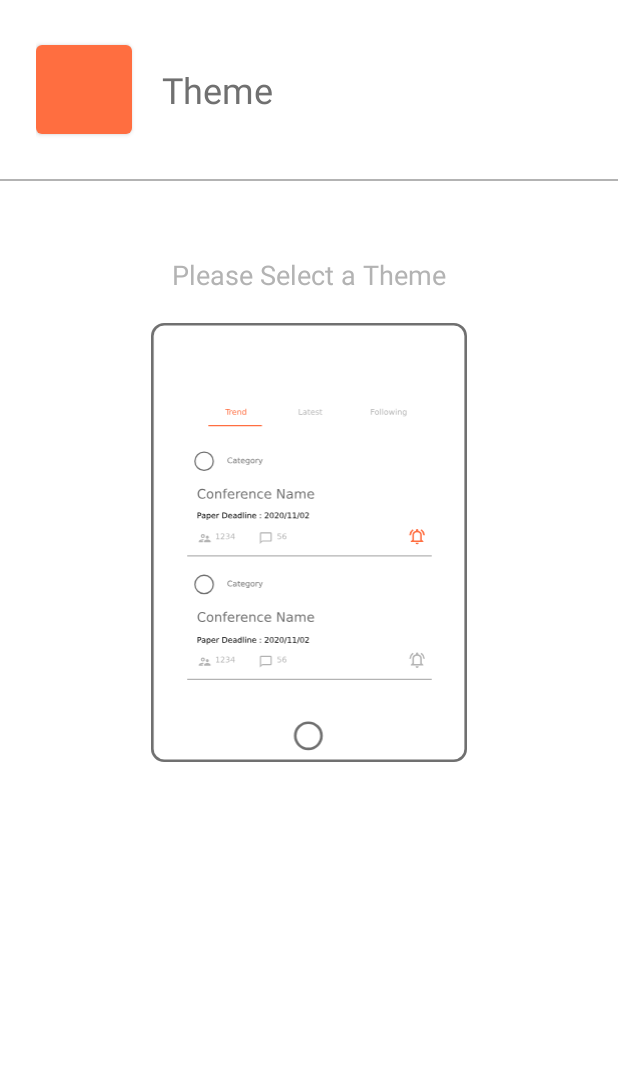
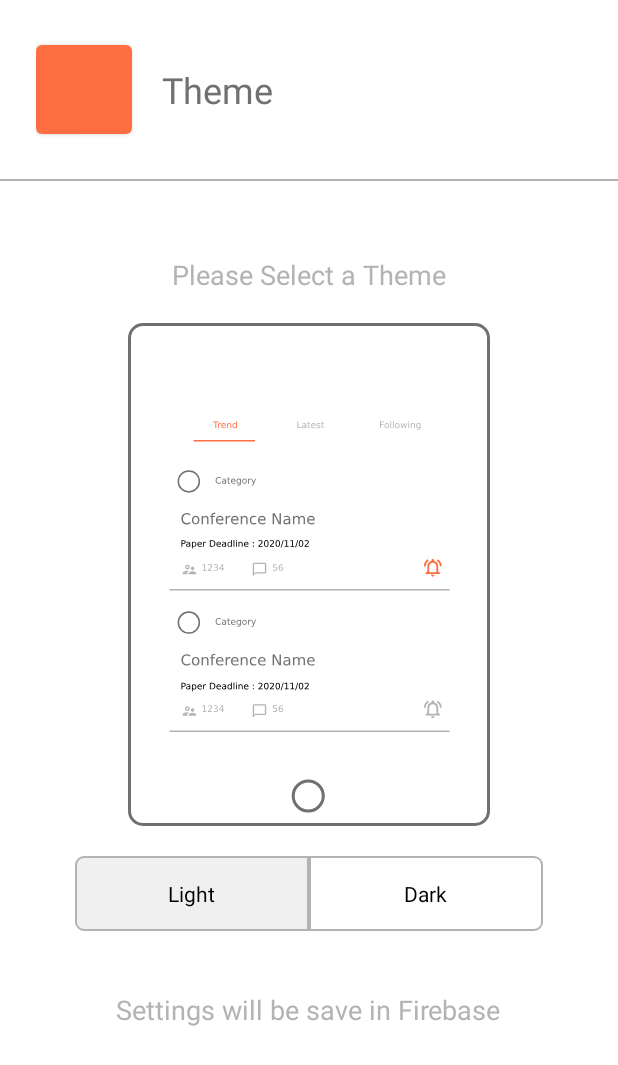
Before and after one commit to axuy312/wikiCFP_APP, an Android app: the Activity_Setting_Theme screen opened directly, with no data from a screen before it, on a phone screen of 412 x 824 dp. Shown: the top 1065 px of the screen. Run offline under Robolectric (Android 15) with nearby library versions, the phone set to English and light mode, and no system bars; our stand-ins replace Firebase (no records; nobody signed in at launch, a user with empty details on screens opened directly); libraries missing offline, so code that uses them is left out: at.markushi.ui; plain views replace CircleButton; 2 statements that could not run were skipped.

Commit message:
ADSF 12/15 17:40 Commit (#17)

```diff
--- a/app/src/main/java/com/example/conference_infinity/Activity_Setting_Preference.java
+++ b/app/src/main/java/com/example/conference_infinity/Activity_Setting_Preference.java
@@ -31,7 +31,8 @@ public class Activity_Setting_Preference extends AppCompatActivity {
         themeBtn.setOnClickListener(new View.OnClickListener() {
             @Override
             public void onClick(View v) {
-
+                Intent intent = new Intent(Activity_Setting_Preference.this, Activity_Setting_Theme.class);
+                startActivity(intent);
             }
         });
 
--- a/app/src/main/res/drawable/ic_setting_theme_demo.xml
+++ b/app/src/main/res/drawable/ic_setting_theme_demo.xml
@@ -6,35 +6,29 @@
   <path
       android:pathData="m10,0h221c5.54,0 10,4.46 10,10v315c0,5.54 -4.46,10 -10,10H10C4.46,335 0,330.54 0,325V10C0,4.46 4.46,0 10,0Z"
       android:strokeWidth="2"
-      android:fillColor="#ffffff"
       android:strokeColor="#00000000"/>
   <path
       android:pathData="m10,1h221c4.986,0 9,4.014 9,9v315c0,4.986 -4.014,9 -9,9H10c-4.986,0 -9,-4.014 -9,-9V10C1,5.014 5.014,1 10,1Z"
       android:strokeWidth="2"
-      android:fillColor="#00000000"
       android:strokeColor="#707070"/>
   <path
       android:pathData="M131,315A11,11 0,0 1,120 326,11 11,0 0,1 109,315 11,11 0,0 1,120 304,11 11,0 0,1 131,315Z"
       android:strokeWidth="2"
-      android:fillColor="#ffffff"
       android:strokeColor="#00000000"/>
   <path
       android:pathData="M130,315A10,10 0,0 1,120 325,10 10,0 0,1 110,315 10,10 0,0 1,120 305,10 10,0 0,1 130,315Z"
       android:strokeWidth="2"
-      android:fillColor="#00000000"
       android:strokeColor="#707070"/>
   <path
       android:pathData="m24,183h194c1.108,0 2,0.892 2,2v84c0,1.108 -0.892,2 -2,2L24,271C22.892,271 22,270.108 22,269L22,185C22,183.892 22.892,183 24,183Z"
-      android:fillColor="#ffffff"/>
+      />
   <path
       android:pathData="M48,199.5A7.5,7.5 0,0 1,40.5 207,7.5 7.5,0 0,1 33,199.5 7.5,7.5 0,0 1,40.5 192,7.5 7.5,0 0,1 48,199.5Z"
       android:strokeWidth="1"
-      android:fillColor="#ffffff"
       android:strokeColor="#00000000"/>
   <path
       android:pathData="m47.5,199.5a7,7 0,0 1,-7 7,7 7,0 0,1 -7,-7 7,7 0,0 1,7 -7,7 7,0 0,1 7,7z"
       android:strokeWidth="1"
-      android:fillColor="#00000000"
       android:strokeColor="#707070"/>
   <path
       android:pathData="m61.864,196.963v0.624Q61.565,197.309 61.226,197.171 60.889,197.033 60.508,197.033q-0.75,0 -1.148,0.46 -0.398,0.457 -0.398,1.324 0,0.864 0.398,1.324 0.398,0.457 1.148,0.457 0.381,0 0.718,-0.138 0.34,-0.138 0.639,-0.416v0.618q-0.311,0.211 -0.659,0.316 -0.346,0.105 -0.732,0.105 -0.993,0 -1.564,-0.606 -0.571,-0.609 -0.571,-1.661 0,-1.055 0.571,-1.661 0.571,-0.609 1.564,-0.609 0.393,0 0.738,0.105 0.349,0.103 0.653,0.311z"
@@ -103,7 +97,7 @@
       android:pathData="m124.292,225.041v0.439h-4.131q0.059,0.928 0.557,1.416 0.503,0.483 1.396,0.483 0.518,0 1.001,-0.127 0.488,-0.127 0.967,-0.381v0.85q-0.483,0.205 -0.991,0.313 -0.508,0.107 -1.03,0.107 -1.309,0 -2.075,-0.762 -0.762,-0.762 -0.762,-2.061 0,-1.343 0.723,-2.129 0.728,-0.791 1.958,-0.791 1.104,0 1.743,0.713 0.645,0.708 0.645,1.929zM123.394,224.777q-0.01,-0.737 -0.415,-1.177 -0.4,-0.439 -1.064,-0.439 -0.752,0 -1.206,0.425 -0.449,0.425 -0.518,1.196z"
       android:fillColor="#707070"/>
   <path
-      android:fillColor="#FF000000"
+      android:fillColor="@color/black"
       android:pathData="m36.181,240.112v1.644h0.744q0.413,0 0.639,-0.214 0.226,-0.214 0.226,-0.609 0,-0.393 -0.226,-0.606 -0.226,-0.214 -0.639,-0.214zM35.589,239.626L36.925,239.626q0.735,0 1.11,0.334 0.378,0.331 0.378,0.973 0,0.647 -0.378,0.979 -0.375,0.331 -1.11,0.331L36.181,242.242L36.181,244L35.589,244Z"/>
   <path
       android:fillColor="#FF000000"
@@ -223,11 +217,10 @@
       android:strokeColor="#b3b3b3"/>
   <path
       android:pathData="m24,89h194c1.108,0 2,0.892 2,2v84c0,1.108 -0.892,2 -2,2L24,177C22.892,177 22,176.108 22,175L22,91C22,89.892 22.892,89 24,89Z"
-      android:fillColor="#ffffff"/>
+      />
   <path
       android:pathData="m47.5,105.5a7,7 0,0 1,-7 7,7 7,0 0,1 -7,-7 7,7 0,0 1,7 -7,7 7,0 0,1 7,7z"
       android:strokeWidth="1"
-      android:fillColor="#00000000"
       android:strokeColor="#707070"/>
   <path
       android:pathData="m61.864,102.963v0.624Q61.565,103.309 61.226,103.171 60.889,103.033 60.508,103.033q-0.75,0 -1.148,0.46 -0.398,0.457 -0.398,1.324 0,0.864 0.398,1.324 0.398,0.457 1.148,0.457 0.381,0 0.718,-0.138 0.34,-0.138 0.639,-0.416v0.618q-0.311,0.211 -0.659,0.316 -0.346,0.105 -0.732,0.105 -0.993,0 -1.564,-0.606 -0.571,-0.609 -0.571,-1.661 0,-1.055 0.571,-1.661 0.571,-0.609 1.564,-0.609 0.393,0 0.738,0.105 0.349,0.103 0.653,0.311z"
--- /dev/null
+++ b/app/src/main/res/drawable/radio_button_left_checked.xml
@@ -0,0 +1,11 @@
+<?xml version="1.0" encoding="utf-8"?>
+<shape xmlns:android="http://schemas.android.com/apk/res/android"
+    android:shape="rectangle">
+    <solid android:color="@color/light_selected_gray" />
+    <corners
+        android:bottomLeftRadius="5sp"
+        android:topLeftRadius="5sp" />
+    <stroke
+        android:width="1sp"
+        android:color="@color/light_gray" />
+</shape>
--- /dev/null
+++ b/app/src/main/res/drawable/radio_button_left_selector.xml
@@ -0,0 +1,6 @@
+<?xml version="1.0" encoding="utf-8"?>
+<selector xmlns:android="http://schemas.android.com/apk/res/android">
+
+    <item android:drawable="@drawable/radio_button_left_checked" android:state_checked="true"/>
+    <item android:drawable="@drawable/radio_button_left_uncheck" android:state_checked="false"/>
+</selector>
--- /dev/null
+++ b/app/src/main/res/drawable/radio_button_left_uncheck.xml
@@ -0,0 +1,12 @@
+<?xml version="1.0" encoding="utf-8"?>
+<shape xmlns:android="http://schemas.android.com/apk/res/android"
+    android:shape="rectangle">
+    <solid android:color="@color/white" />
+    <corners
+        android:bottomLeftRadius="5sp"
+        android:topLeftRadius="5sp" />
+
+    <stroke
+        android:width="1sp"
+        android:color="@color/light_gray" />
+</shape>
--- /dev/null
+++ b/app/src/main/res/drawable/radio_button_right_checked.xml
@@ -0,0 +1,11 @@
+<?xml version="1.0" encoding="utf-8"?>
+<shape xmlns:android="http://schemas.android.com/apk/res/android"
+    android:shape="rectangle">
+    <solid android:color="@color/light_selected_gray" />
+    <corners
+        android:bottomRightRadius="5sp"
+        android:topRightRadius="5sp" />
+    <stroke
+        android:width="1sp"
+        android:color="@color/light_gray" />
+</shape>
--- /dev/null
+++ b/app/src/main/res/drawable/radio_button_right_selector.xml
@@ -0,0 +1,6 @@
+<?xml version="1.0" encoding="utf-8"?>
+<selector xmlns:android="http://schemas.android.com/apk/res/android">
+
+    <item android:drawable="@drawable/radio_button_right_checked" android:state_checked="true"/>
+    <item android:drawable="@drawable/radio_button_right_uncheck" android:state_checked="false"/>
+</selector>
--- /dev/null
+++ b/app/src/main/res/drawable/radio_button_right_uncheck.xml
@@ -0,0 +1,12 @@
+<?xml version="1.0" encoding="utf-8"?>
+<shape xmlns:android="http://schemas.android.com/apk/res/android"
+    android:shape="rectangle">
+    <solid android:color="@color/white" />
+    <corners
+        android:bottomRightRadius="5sp"
+        android:topRightRadius="5sp" />
+
+    <stroke
+        android:width="1sp"
+        android:color="@color/light_gray" />
+</shape>
--- a/app/src/main/res/layout/activity_setting_theme.xml
+++ b/app/src/main/res/layout/activity_setting_theme.xml
@@ -18,7 +18,7 @@
         android:weightSum="4">
 
         <at.markushi.ui.CircleButton
-            android:id="@+id/preference_back_btn"
+            android:id="@+id/setting_theme_back_btn"
             android:layout_width="64sp"
             android:layout_height="match_parent"
             android:src="@drawable/ic_back"
@@ -34,7 +34,7 @@
             android:paddingEnd="20sp"
             android:text="@string/theme"
             android:textAppearance="@style/TextAppearance.AppCompat.Headline"
-            android:textColor="@color/dark_gray" />
+            style="@style/PageTitle" />
 
     </LinearLayout>
 
@@ -47,7 +47,7 @@
         android:layout_width="match_parent"
         android:layout_height="0sp"
         android:layout_margin="30sp"
-        android:layout_weight="5"
+        android:layout_weight="9"
         android:orientation="vertical">
 
         <TextView
@@ -71,14 +71,46 @@
         <RadioGroup
             android:layout_width="match_parent"
             android:layout_height="wrap_content"
+            android:layout_gravity="center"
+            android:layout_marginHorizontal="20sp"
+            android:layout_marginVertical="20sp"
+            android:gravity="center"
             android:orientation="horizontal">
 
             <androidx.appcompat.widget.AppCompatRadioButton
-                android:layout_width="wrap_content"
+                android:id="@+id/setting_theme_light_btn"
+                android:layout_width="0sp"
                 android:layout_height="50sp"
+                android:layout_weight="1"
+                android:background="@drawable/radio_button_left_selector"
+                android:button="@android:color/transparent"
+                android:checked="true"
                 android:gravity="center"
-                android:text="@string/light"/>
+                android:onClick="onRadioButtonClick"
+                android:text="@string/light" />
+
+            <androidx.appcompat.widget.AppCompatRadioButton
+                android:id="@+id/setting_theme_dark_btn"
+                android:layout_width="0sp"
+                android:layout_height="50sp"
+                android:layout_weight="1"
+                android:background="@drawable/radio_button_right_selector"
+                android:button="@android:color/transparent"
+                android:gravity="center"
+                android:onClick="onRadioButtonClick"
+                android:text="@string/dark" />
         </RadioGroup>
+
+        <TextView
+            android:layout_width="wrap_content"
+            android:layout_height="wrap_content"
+            android:layout_gravity="center"
+            android:layout_marginVertical="20sp"
+            android:paddingStart="20sp"
+            android:paddingEnd="20sp"
+            android:text="Settings will be save in Firebase"
+            android:textAppearance="@style/TextAppearance.AppCompat.Medium"
+            android:textColor="@color/light_gray" />
 
     </LinearLayout>
 
--- a/app/src/main/res/values-night/themes.xml
+++ b/app/src/main/res/values-night/themes.xml
@@ -12,5 +12,14 @@
         <!-- Status bar color. -->
         <item name="android:statusBarColor" tools:targetApi="l">?attr/colorPrimaryVariant</item>
         <!-- Customize your theme here. -->
+
+    </style>
+
+    <style name="PageTitle" parent="Widget.AppCompat.TextView">
+        <item name="android:textColor">@android:color/white</item>
+    </style>
+
+    <style name="radioTheme" parent="Widget.AppCompat.TextView">
+        <item name="android:textColor">@color/white</item>
     </style>
 </resources>
--- a/app/src/main/res/values/themes.xml
+++ b/app/src/main/res/values/themes.xml
@@ -12,5 +12,15 @@
         <!-- Status bar color. -->
         <item name="android:statusBarColor" tools:targetApi="l">?attr/colorPrimaryVariant</item>
         <!-- Customize your theme here. -->
+
     </style>
+
+    <style name="PageTitle" parent="Widget.AppCompat.TextView">
+        <item name="android:textColor">@color/dark_gray</item>
+    </style>
+
+    <style name="radioTheme" parent="Widget.AppCompat.TextView">
+        <item name="android:textColor">@color/dark_gray</item>
+    </style>
+
 </resources>
```
Also changed, not shown: app/src/main/java/com/example/conference_infinity/Activity_Setting_Theme.java (+109 -0 lines).
